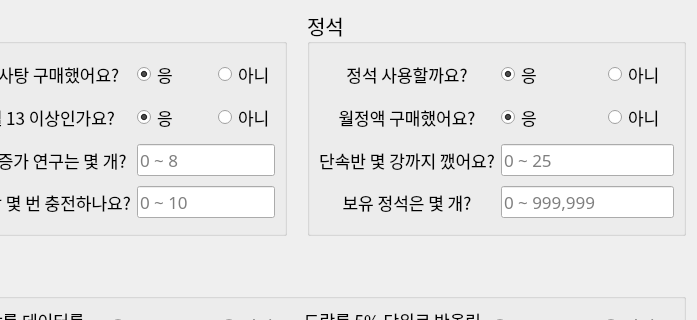
Qt form widgets/ui/page_equip_3.ui (voiderd-sub/trickcal-manager) before a commit; both pictures show x 103 to 800 and y 137 to 457 of the 800 by 600 pixel window.
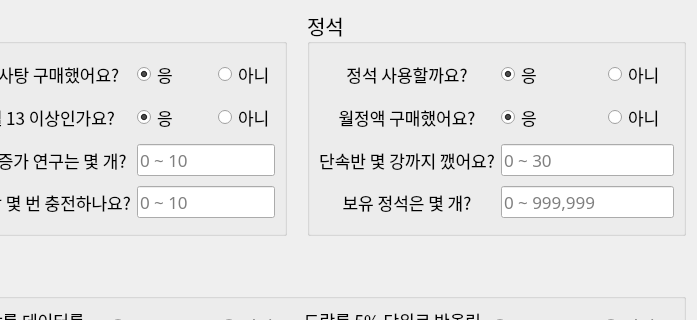
The same form after that commit.

The edit to the form file:
```diff
--- a/widgets/ui/page_equip_3.ui
+++ b/widgets/ui/page_equip_3.ui
@@ -443,7 +443,7 @@
                   </font>
                  </property>
                  <property name="placeholderText">
-                  <string>0 ~ 8</string>
+                  <string>0 ~ 10</string>
                  </property>
                 </widget>
                </item>
@@ -782,7 +782,7 @@
                   </font>
                  </property>
                  <property name="placeholderText">
-                  <string>0 ~ 25</string>
+                  <string>0 ~ 30</string>
                  </property>
                 </widget>
                </item>
```
